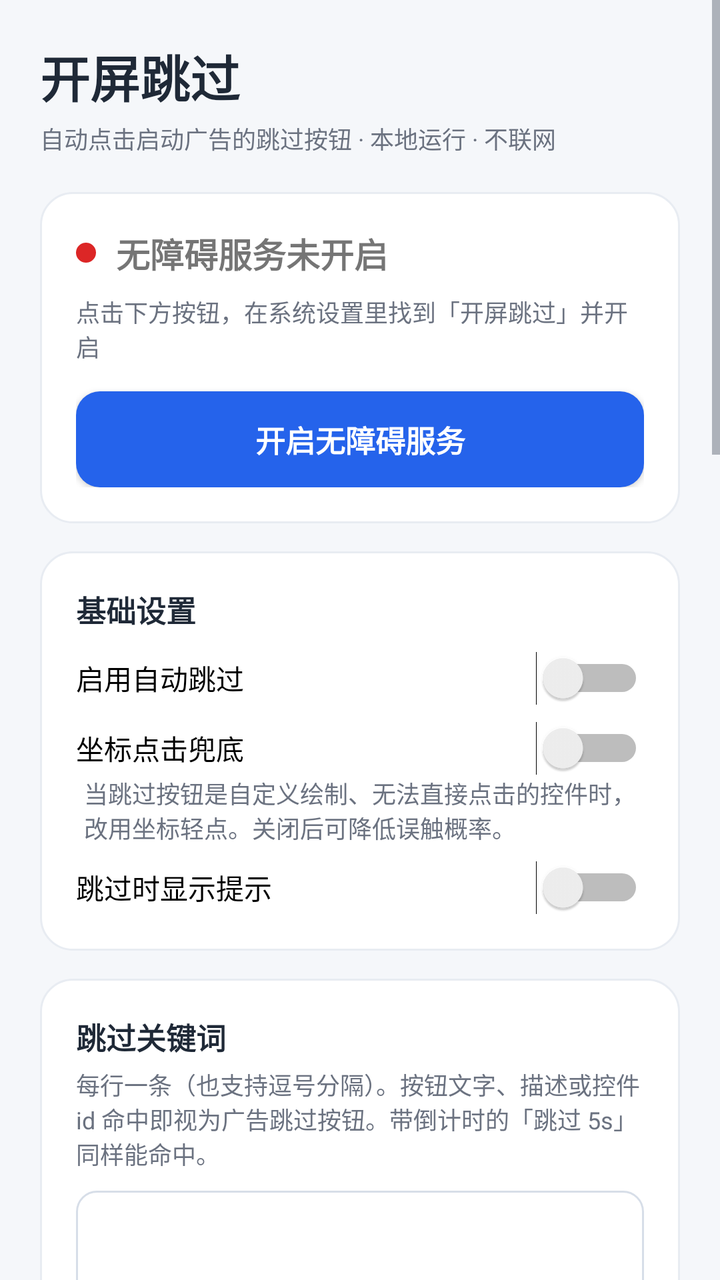
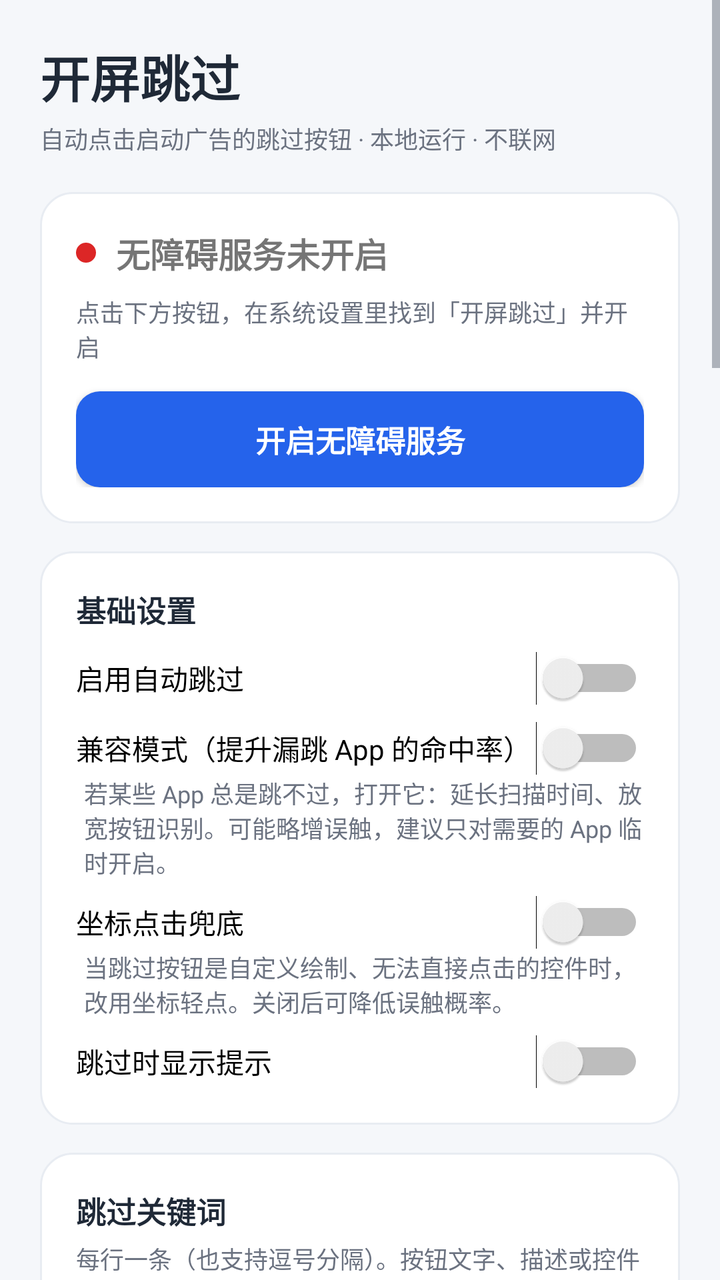

Two renders of the same Android screen: before a commit and after it. Below are the layout's source before the change and the commit's diff.
<!-- AndroidManifest.xml: application theme AppTheme -->
<!-- res/layout/activity_main.xml -->
<?xml version="1.0" encoding="utf-8"?>
<ScrollView xmlns:android="http://schemas.android.com/apk/res/android"
    android:layout_width="match_parent"
    android:layout_height="match_parent"
    android:background="@color/bg"
    android:fillViewport="true"
    android:fitsSystemWindows="true">

    <LinearLayout
        android:layout_width="match_parent"
        android:layout_height="wrap_content"
        android:orientation="vertical"
        android:padding="20dp">

        <TextView
            android:layout_width="wrap_content"
            android:layout_height="wrap_content"
            android:text="开屏跳过"
            android:textColor="@color/text_main"
            android:textSize="25sp"
            android:textStyle="bold" />

        <TextView
            android:layout_width="wrap_content"
            android:layout_height="wrap_content"
            android:layout_marginTop="4dp"
            android:text="自动点击启动广告的跳过按钮 · 本地运行 · 不联网"
            android:textColor="@color/text_sub"
            android:textSize="12sp" />

        
        <LinearLayout
            android:layout_width="match_parent"
            android:layout_height="wrap_content"
            android:layout_marginTop="18dp"
            android:background="@drawable/bg_card"
            android:orientation="vertical"
            android:padding="18dp">

            <LinearLayout
                android:layout_width="match_parent"
                android:layout_height="wrap_content"
                android:gravity="center_vertical"
                android:orientation="horizontal">

                <View
                    android:id="@+id/statusDot"
                    android:layout_width="10dp"
                    android:layout_height="10dp"
                    android:background="@drawable/dot_off" />

                <TextView
                    android:id="@+id/tvStatus"
                    android:layout_width="wrap_content"
                    android:layout_height="wrap_content"
                    android:layout_marginStart="10dp"
                    android:text="无障碍服务未开启"
                    android:textSize="17sp"
                    android:textStyle="bold" />
            </LinearLayout>

            <TextView
                android:id="@+id/tvStatusDesc"
                android:layout_width="match_parent"
                android:layout_height="wrap_content"
                android:layout_marginTop="8dp"
                android:text="点击下方按钮，在系统设置里找到「开屏跳过」并开启"
                android:textColor="@color/text_sub"
                android:textSize="12sp" />

            <Button
                android:id="@+id/btnOpenSettings"
                android:layout_width="match_parent"
                android:layout_height="wrap_content"
                android:layout_marginTop="14dp"
                android:background="@drawable/bg_button_primary"
                android:minWidth="0dp"
                android:minHeight="0dp"
                android:padding="13dp"
                android:text="开启无障碍服务"
                android:textAllCaps="false"
                android:textColor="#FFFFFF"
                android:textSize="15sp"
                android:textStyle="bold" />
        </LinearLayout>

        
        <LinearLayout
            android:layout_width="match_parent"
            android:layout_height="wrap_content"
            android:layout_marginTop="14dp"
            android:background="@drawable/bg_card"
            android:orientation="vertical"
            android:padding="18dp">

            <TextView
                android:layout_width="wrap_content"
                android:layout_height="wrap_content"
                android:text="基础设置"
                android:textColor="@color/text_main"
                android:textSize="15sp"
                android:textStyle="bold" />

            <Switch
                android:id="@+id/switchEnabled"
                android:layout_width="match_parent"
                android:layout_height="wrap_content"
                android:layout_marginTop="10dp"
                android:text="启用自动跳过"
                android:textSize="14sp" />

            <Switch
                android:id="@+id/switchGesture"
                android:layout_width="match_parent"
                android:layout_height="wrap_content"
                android:layout_marginTop="8dp"
                android:text="坐标点击兜底"
                android:textSize="14sp" />

            <TextView
                android:layout_width="match_parent"
                android:layout_height="wrap_content"
                android:layout_marginStart="4dp"
                android:text="当跳过按钮是自定义绘制、无法直接点击的控件时，改用坐标轻点。关闭后可降低误触概率。"
                android:textColor="@color/text_sub"
                android:textSize="12sp" />

            <Switch
                android:id="@+id/switchToast"
                android:layout_width="match_parent"
                android:layout_height="wrap_content"
                android:layout_marginTop="8dp"
                android:text="跳过时显示提示"
                android:textSize="14sp" />
        </LinearLayout>

        
        <LinearLayout
            android:layout_width="match_parent"
            android:layout_height="wrap_content"
            android:layout_marginTop="14dp"
            android:background="@drawable/bg_card"
            android:orientation="vertical"
            android:padding="18dp">

            <TextView
                android:layout_width="wrap_content"
                android:layout_height="wrap_content"
                android:text="跳过关键词"
                android:textColor="@color/text_main"
                android:textSize="15sp"
                android:textStyle="bold" />

            <TextView
                android:layout_width="match_parent"
                android:layout_height="wrap_content"
                android:layout_marginTop="4dp"
                android:text="每行一条（也支持逗号分隔）。按钮文字、描述或控件 id 命中即视为广告跳过按钮。带倒计时的「跳过 5s」同样能命中。"
                android:textColor="@color/text_sub"
                android:textSize="12sp" />

            <EditText
                android:id="@+id/etKeywords"
                android:layout_width="match_parent"
                android:layout_height="wrap_content"
                android:layout_marginTop="10dp"
                android:background="@drawable/bg_input"
                android:gravity="top|start"
                android:inputType="textMultiLine|textNoSuggestions"
                android:lines="6"
                android:maxLines="10"
                android:padding="12dp"
                android:scrollbars="vertical"
                android:textColor="@color/text_main"
                android:textSize="13sp" />

            <LinearLayout
                android:layout_width="match_parent"
                android:layout_height="wrap_content"
                android:layout_marginTop="10dp"
                android:orientation="horizontal">

                <Button
                    android:id="@+id/btnSaveKeywords"
                    android:layout_width="0dp"
                    android:layout_height="wrap_content"
                    android:layout_weight="1"
                    android:background="@drawable/bg_button_primary"
                    android:minWidth="0dp"
                    android:minHeight="0dp"
                    android:padding="10dp"
                    android:text="保存规则"
                    android:textAllCaps="false"
                    android:textColor="#FFFFFF"
                    android:textSize="14sp" />

                <View
                    android:layout_width="10dp"
                    android:layout_height="1dp" />

                <Button
                    android:id="@+id/btnResetKeywords"
                    android:layout_width="0dp"
                    android:layout_height="wrap_content"
                    android:layout_weight="1"
                    android:background="@drawable/bg_button_secondary"
                    android:minWidth="0dp"
                    android:minHeight="0dp"
                    android:padding="10dp"
                    android:text="恢复默认"
                    android:textAllCaps="false"
                    android:textColor="@color/primary"
                    android:textSize="14sp" />
            </LinearLayout>
        </LinearLayout>

        
        <LinearLayout
            android:layout_width="match_parent"
            android:layout_height="wrap_content"
            android:layout_marginTop="14dp"
            android:background="@drawable/bg_card"
            android:orientation="vertical"
            android:padding="18dp">

            <TextView
                android:layout_width="wrap_content"
                android:layout_height="wrap_content"
                android:text="应用白名单（不跳过）"
                android:textColor="@color/text_main"
                android:textSize="15sp"
                android:textStyle="bold" />

            <TextView
                android:layout_width="match_parent"
                android:layout_height="wrap_content"
                android:layout_marginTop="4dp"
                android:text="若某个应用被误触（例如支付、银行、引导页），把它的包名加到这里。包名可在「应用信息」页查看，或用 adb 执行 dumpsys window 查看当前前台窗口。"
                android:textColor="@color/text_sub"
                android:textSize="12sp" />

            <LinearLayout
                android:layout_width="match_parent"
                android:layout_height="wrap_content"
                android:layout_marginTop="10dp"
                android:gravity="center_vertical"
                android:orientation="horizontal">

                <EditText
                    android:id="@+id/etPackage"
                    android:layout_width="0dp"
                    android:layout_height="wrap_content"
                    android:layout_weight="1"
                    android:background="@drawable/bg_input"
                    android:hint="例如 com.example.app"
                    android:inputType="text|textNoSuggestions"
                    android:padding="10dp"
                    android:singleLine="true"
                    android:textColor="@color/text_main"
                    android:textColorHint="#9AA5B4"
                    android:textSize="13sp" />

                <View
                    android:layout_width="10dp"
                    android:layout_height="1dp" />

                <Button
                    android:id="@+id/btnAddPackage"
                    android:layout_width="wrap_content"
                    android:layout_height="wrap_content"
                    android:background="@drawable/bg_button_primary"
                    android:minWidth="0dp"
                    android:minHeight="0dp"
                    android:paddingLeft="18dp"
                    android:paddingTop="10dp"
                    android:paddingRight="18dp"
                    android:paddingBottom="10dp"
                    android:text="添加"
                    android:textAllCaps="false"
                    android:textColor="#FFFFFF"
                    android:textSize="14sp" />
            </LinearLayout>

            <LinearLayout
                android:id="@+id/llWhitelist"
                android:layout_width="match_parent"
                android:layout_height="wrap_content"
                android:layout_marginTop="12dp"
                android:orientation="vertical" />
        </LinearLayout>

        
        <LinearLayout
            android:layout_width="match_parent"
            android:layout_height="wrap_content"
            android:layout_marginTop="14dp"
            android:background="@drawable/bg_card"
            android:orientation="vertical"
            android:padding="18dp">

            <TextView
                android:layout_width="wrap_content"
                android:layout_height="wrap_content"
                android:text="运行统计"
                android:textColor="@color/text_main"
                android:textSize="15sp"
                android:textStyle="bold" />

            <LinearLayout
                android:layout_width="match_parent"
                android:layout_height="wrap_content"
                android:layout_marginTop="12dp"
                android:orientation="horizontal">

                <LinearLayout
                    android:layout_width="0dp"
                    android:layout_height="wrap_content"
                    android:layout_weight="1"
                    android:orientation="vertical">

                    <TextView
                        android:layout_width="wrap_content"
                        android:layout_height="wrap_content"
                        android:text="累计跳过"
                        android:textColor="@color/text_sub"
                        android:textSize="12sp" />

                    <TextView
                        android:id="@+id/tvTotal"
                        android:layout_width="wrap_content"
                        android:layout_height="wrap_content"
                        android:text="0"
                        android:textColor="@color/primary"
                        android:textSize="28sp"
                        android:textStyle="bold" />
                </LinearLayout>

                <LinearLayout
                    android:layout_width="0dp"
                    android:layout_height="wrap_content"
                    android:layout_weight="1"
                    android:orientation="vertical">

                    <TextView
                        android:layout_width="wrap_content"
                        android:layout_height="wrap_content"
                        android:text="今日跳过"
                        android:textColor="@color/text_sub"
                        android:textSize="12sp" />

                    <TextView
                        android:id="@+id/tvToday"
                        android:layout_width="wrap_content"
                        android:layout_height="wrap_content"
                        android:text="0"
                        android:textColor="@color/primary"
                        android:textSize="28sp"
                        android:textStyle="bold" />
                </LinearLayout>
            </LinearLayout>

            <TextView
                android:layout_width="wrap_content"
                android:layout_height="wrap_content"
                android:layout_marginTop="10dp"
                android:text="最近一次跳过："
                android:textColor="@color/text_sub"
                android:textSize="12sp" />

            <TextView
                android:id="@+id/tvLastSkip"
                android:layout_width="match_parent"
                android:layout_height="wrap_content"
                android:text="暂无记录"
                android:textColor="@color/text_main"
                android:textSize="12sp" />

            <Button
                android:id="@+id/btnResetStats"
                android:layout_width="match_parent"
                android:layout_height="wrap_content"
                android:layout_marginTop="12dp"
                android:background="@drawable/bg_button_secondary"
                android:minWidth="0dp"
                android:minHeight="0dp"
                android:padding="10dp"
                android:text="清零统计"
                android:textAllCaps="false"
                android:textColor="@color/primary"
                android:textSize="14sp" />
        </LinearLayout>

        
        <LinearLayout
            android:layout_width="match_parent"
            android:layout_height="wrap_content"
            android:layout_marginTop="14dp"
            android:background="@drawable/bg_card"
            android:orientation="vertical"
            android:padding="18dp">

            <TextView
                android:layout_width="wrap_content"
                android:layout_height="wrap_content"
                android:text="保持后台可用"
                android:textColor="@color/text_main"
                android:textSize="15sp"
                android:textStyle="bold" />

            <TextView
                android:layout_width="match_parent"
                android:layout_height="wrap_content"
                android:layout_marginTop="4dp"
                android:text="部分国产 ROM 会冻结无障碍服务。若发现用一段时间后失效，请把本应用加入电池优化白名单、自启动白名单，并在多任务列表里锁定。"
                android:textColor="@color/text_sub"
                android:textSize="12sp" />

            <LinearLayout
                android:layout_width="match_parent"
                android:layout_height="wrap_content"
                android:layout_marginTop="10dp"
                android:orientation="horizontal">

                <Button
                    android:id="@+id/btnBattery"
                    android:layout_width="0dp"
                    android:layout_height="wrap_content"
                    android:layout_weight="1"
                    android:background="@drawable/bg_button_secondary"
                    android:minWidth="0dp"
                    android:minHeight="0dp"
                    android:padding="10dp"
                    android:text="电池优化设置"
                    android:textAllCaps="false"
                    android:textColor="@color/primary"
                    android:textSize="13sp" />

                <View
                    android:layout_width="10dp"
                    android:layout_height="1dp" />

                <Button
                    android:id="@+id/btnAppDetail"
                    android:layout_width="0dp"
                    android:layout_height="wrap_content"
                    android:layout_weight="1"
                    android:background="@drawable/bg_button_secondary"
                    android:minWidth="0dp"
                    android:minHeight="0dp"
                    android:padding="10dp"
                    android:text="应用详情页"
                    android:textAllCaps="false"
                    android:textColor="@color/primary"
                    android:textSize="13sp" />
            </LinearLayout>
        </LinearLayout>

        
        <LinearLayout
            android:layout_width="match_parent"
            android:layout_height="wrap_content"
            android:layout_marginTop="14dp"
            android:background="@drawable/bg_card"
            android:orientation="vertical"
            android:padding="18dp">

            <TextView
                android:layout_width="wrap_content"
                android:layout_height="wrap_content"
                android:text="使用提示"
                android:textColor="@color/text_main"
                android:textSize="15sp"
                android:textStyle="bold" />

            <TextView
                android:layout_width="match_parent"
                android:layout_height="wrap_content"
                android:layout_marginTop="8dp"
                android:lineSpacingExtra="4dp"
                android:text="1. 开启后打开任意带开屏广告的 App 即可验证，统计数字会增加。\n2. Android 13 及以上若提示「受限设置」而无法开启，请先进入应用详情页右上角菜单，选择「允许受限设置」。\n3. 若某个 App 不生效，通常是它的跳过按钮没有文字也没有 id，可尝试开启坐标点击兜底，或自行补充该 App 的规则。\n4. 若出现误触，把该 App 加入白名单，或关闭坐标兜底、精简关键词。\n5. 不需要 Root，也不修改任何其他应用；关闭无障碍开关即完全停用。"
                android:textColor="@color/text_sub"
                android:textSize="12sp" />
        </LinearLayout>

        <TextView
            android:layout_width="match_parent"
            android:layout_height="wrap_content"
            android:layout_marginTop="18dp"
            android:gravity="center"
            android:paddingBottom="12dp"
            android:text="仅供个人设备自用与学习研究。本应用不联网、不采集数据，请勿用于绕过付费内容或商业分发。"
            android:textColor="@color/text_sub"
            android:textSize="11sp" />

    </LinearLayout>
</ScrollView>
<!-- resources referenced by this layout -->
<resources>
  <color name="bg">#F5F7FA</color>
  <color name="primary">#2563EB</color>
  <color name="text_main">#1F2937</color>
  <color name="text_sub">#6B7280</color>
  <!-- drawable bg_button_primary (drawable) -->
  <?xml version="1.0" encoding="utf-8"?>
  <selector xmlns:android="http://schemas.android.com/apk/res/android">
      <item android:state_pressed="true">
          <shape android:shape="rectangle">
              <solid android:color="#1D4ED8" />
              <corners android:radius="12dp" />
          </shape>
      </item>
      <item android:state_enabled="false">
          <shape android:shape="rectangle">
              <solid android:color="#B9C6DE" />
              <corners android:radius="12dp" />
          </shape>
      </item>
      <item>
          <shape android:shape="rectangle">
              <solid android:color="#2563EB" />
              <corners android:radius="12dp" />
          </shape>
      </item>
  </selector>
  <!-- drawable bg_button_secondary (drawable) -->
  <?xml version="1.0" encoding="utf-8"?>
  <selector xmlns:android="http://schemas.android.com/apk/res/android">
      <item android:state_pressed="true">
          <shape android:shape="rectangle">
              <solid android:color="#DCE5F2" />
              <corners android:radius="10dp" />
          </shape>
      </item>
      <item>
          <shape android:shape="rectangle">
              <solid android:color="#EEF3FA" />
              <corners android:radius="10dp" />
              <stroke android:width="1dp" android:color="#D7DEE8" />
          </shape>
      </item>
  </selector>
  <!-- drawable bg_card (drawable) -->
  <?xml version="1.0" encoding="utf-8"?>
  <shape xmlns:android="http://schemas.android.com/apk/res/android"
      android:shape="rectangle">
      <solid android:color="@color/card" />
      <corners android:radius="16dp" />
      <stroke android:width="1dp" android:color="@color/stroke" />
  </shape>
  <!-- drawable bg_input (drawable) -->
  <?xml version="1.0" encoding="utf-8"?>
  <shape xmlns:android="http://schemas.android.com/apk/res/android"
      android:shape="rectangle">
      <solid android:color="#FFFFFF" />
      <corners android:radius="10dp" />
      <stroke android:width="1dp" android:color="#D7DEE8" />
  </shape>
  <!-- drawable dot_off (drawable) -->
  <?xml version="1.0" encoding="utf-8"?>
  <shape xmlns:android="http://schemas.android.com/apk/res/android"
      android:shape="oval">
      <solid android:color="@color/red" />
      <size android:width="10dp" android:height="10dp" />
  </shape>
  <style name="AppTheme" parent="@android:style/Theme.Material.Light.NoActionBar">
          <item name="android:colorPrimary">@color/primary</item>
          <item name="android:colorPrimaryDark">@color/primary_dark</item>
          <item name="android:colorAccent">@color/primary</item>
          <item name="android:windowBackground">@color/bg</item>
          <item name="android:statusBarColor">@color/bg</item>
          <item name="android:windowLightStatusBar">true</item>
          <item name="android:textColorPrimary">@color/text_main</item>
          <item name="android:textColorSecondary">@color/text_sub</item>
      </style>
  <color name="card">#FFFFFF</color>
  <color name="stroke">#E8ECF2</color>
  <color name="red">#DC2626</color>
  <color name="primary_dark">#1D4ED8</color>
</resources>

<!-- the commit's change to res/layout/activity_main.xml (unified diff, before → after) -->
@@ -108,6 +108,22 @@
                 android:layout_marginTop="10dp"
                 android:text="启用自动跳过"
                 android:textSize="14sp" />
+
+            <Switch
+                android:id="@+id/switchAggressive"
+                android:layout_width="match_parent"
+                android:layout_height="wrap_content"
+                android:layout_marginTop="8dp"
+                android:text="兼容模式（提升漏跳 App 的命中率）"
+                android:textSize="14sp" />
+
+            <TextView
+                android:layout_width="match_parent"
+                android:layout_height="wrap_content"
+                android:layout_marginStart="4dp"
+                android:text="若某些 App 总是跳不过，打开它：延长扫描时间、放宽按钮识别。可能略增误触，建议只对需要的 App 临时开启。"
+                android:textColor="@color/text_sub"
+                android:textSize="12sp" />
 
             <Switch
                 android:id="@+id/switchGesture"
@@ -467,6 +483,61 @@
             <TextView
                 android:layout_width="wrap_content"
                 android:layout_height="wrap_content"
+                android:text="诊断日志"
+                android:textColor="@color/text_main"
+                android:textSize="15sp"
+                android:textStyle="bold" />
+
+            <TextView
+                android:layout_width="match_parent"
+                android:layout_height="wrap_content"
+                android:layout_marginTop="4dp"
+                android:text="记录最近 30 条扫描结果。某个 App 没跳过时，可回到这里看它是否检测到窗口、是否找到按钮。只存本机。"
+                android:textColor="@color/text_sub"
+                android:textSize="12sp" />
+
+            <TextView
+                android:id="@+id/tvDiag"
+                android:layout_width="match_parent"
+                android:layout_height="wrap_content"
+                android:layout_marginTop="10dp"
+                android:background="@drawable/bg_input"
+                android:lineSpacingExtra="3dp"
+                android:maxLines="12"
+                android:padding="12dp"
+                android:scrollbars="vertical"
+                android:text="暂无日志，打开带开屏广告的 App 后会自动记录。"
+                android:textColor="@color/text_main"
+                android:textIsSelectable="true"
+                android:textSize="11sp" />
+
+            <Button
+                android:id="@+id/btnClearDiag"
+                android:layout_width="match_parent"
+                android:layout_height="wrap_content"
+                android:layout_marginTop="10dp"
+                android:background="@drawable/bg_button_secondary"
+                android:minWidth="0dp"
+                android:minHeight="0dp"
+                android:padding="10dp"
+                android:text="清空日志"
+                android:textAllCaps="false"
+                android:textColor="@color/primary"
+                android:textSize="14sp" />
+        </LinearLayout>
+
+        
+        <LinearLayout
+            android:layout_width="match_parent"
+            android:layout_height="wrap_content"
+            android:layout_marginTop="14dp"
+            android:background="@drawable/bg_card"
+            android:orientation="vertical"
+            android:padding="18dp">
+
+            <TextView
+                android:layout_width="wrap_content"
+                android:layout_height="wrap_content"
                 android:text="使用提示"
                 android:textColor="@color/text_main"
                 android:textSize="15sp"
@@ -477,7 +548,7 @@
                 android:layout_height="wrap_content"
                 android:layout_marginTop="8dp"
                 android:lineSpacingExtra="4dp"
-                android:text="1. 开启后打开任意带开屏广告的 App 即可验证，统计数字会增加。\n2. Android 13 及以上若提示「受限设置」而无法开启，请先进入应用详情页右上角菜单，选择「允许受限设置」。\n3. 若某个 App 不生效，通常是它的跳过按钮没有文字也没有 id，可尝试开启坐标点击兜底，或自行补充该 App 的规则。\n4. 若出现误触，把该 App 加入白名单，或关闭坐标兜底、精简关键词。\n5. 不需要 Root，也不修改任何其他应用；关闭无障碍开关即完全停用。"
+                android:text="1. 开启后打开任意带开屏广告的 App 即可验证，统计数字会增加。\n2. 若某个 App 有时跳不过：先打开「兼容模式」，并查看上方「诊断日志」——看它是否检测到窗口、是否找到按钮：\n   · 没有「检测到窗口」→ 该 App 可能冻结了服务，请把本应用加入电池优化与自启动白名单；\n   · 有窗口但「未找到按钮」→ 在关键词里补充该按钮的文字，或开启兼容模式；\n   · 有「点击失败」→ 开启坐标点击兜底。\n3. Android 13 及以上若提示「受限设置」而无法开启，请进入应用详情页右上角菜单，选择「允许受限设置」。\n4. 若出现误触，把该 App 加入白名单，或关闭兼容模式与坐标兜底、精简关键词。\n5. 不需要 Root，也不修改任何其他应用；关闭无障碍开关即完全停用。"
                 android:textColor="@color/text_sub"
                 android:textSize="12sp" />
         </LinearLayout>
